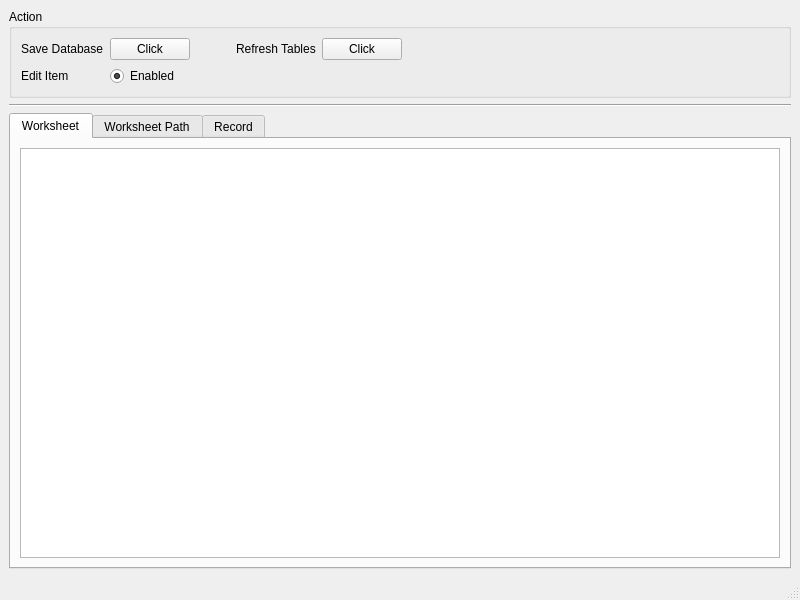
Before: the Qt Designer form ui/management.ui in Minedient/elerp, drawn with Qt 5.
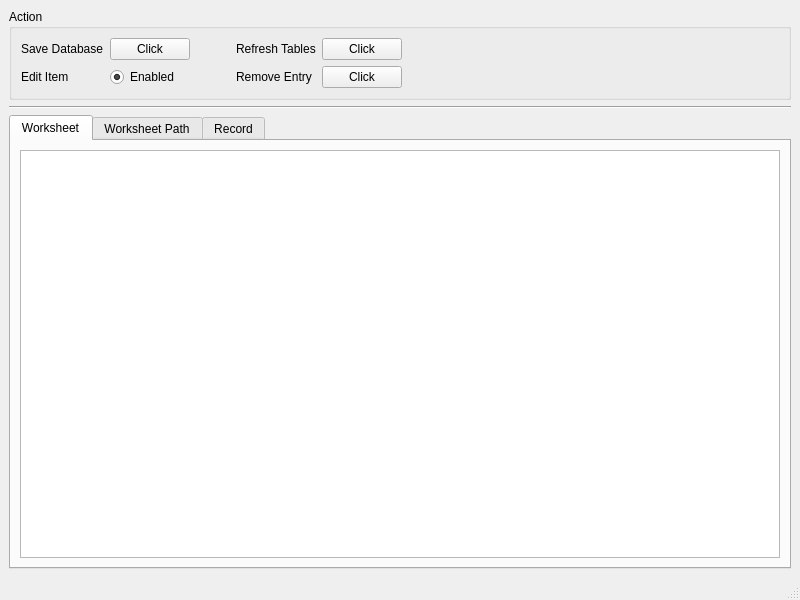
After: the same form once the commit is applied.

Commit message:
Added docstrings to database.py 	Added GUI element "entryRemoveWizard" in elerpServer.py 	TODO: implement entryRemoveWizard's functionality
	modified:   database.py
	modified:   elerpServer.py
	new file:   ui/entryRemoveWizard.ui
	new file:   ui/entryRemoveWizard_ui.py
	modified:   ui/management.ui
	modified:   ui/management_ui.py
	deleted:    ui/ui_management.py

```diff
--- a/ui/management.ui
+++ b/ui/management.ui
@@ -21,15 +21,21 @@
        <string>Action</string>
       </property>
       <layout class="QGridLayout" name="gridLayout">
-       <item row="0" column="3">
-        <widget class="QLabel" name="label_3">
-         <property name="text">
-          <string>Refresh Tables</string>
+       <item row="2" column="2">
+        <spacer name="horizontalSpacer_2">
+         <property name="orientation">
+          <enum>Qt::Orientation::Horizontal</enum>
          </property>
-         <property name="buddy">
-          <cstring>refreshButton</cstring>
+         <property name="sizeType">
+          <enum>QSizePolicy::Policy::Fixed</enum>
          </property>
-        </widget>
+         <property name="sizeHint" stdset="0">
+          <size>
+           <width>40</width>
+           <height>20</height>
+          </size>
+         </property>
+        </spacer>
        </item>
        <item row="0" column="1">
         <widget class="QPushButton" name="saveButton">
@@ -38,7 +44,7 @@
          </property>
         </widget>
        </item>
-       <item row="1" column="0">
+       <item row="2" column="0">
         <widget class="QLabel" name="label_2">
          <property name="text">
           <string>Edit Item</string>
@@ -48,6 +54,20 @@
          </property>
         </widget>
        </item>
+       <item row="0" column="5">
+        <widget class="QPushButton" name="refreshButton">
+         <property name="text">
+          <string>Click</string>
+         </property>
+        </widget>
+       </item>
+       <item row="2" column="5">
+        <widget class="QPushButton" name="removeEntryButton">
+         <property name="text">
+          <string>Click</string>
+         </property>
+        </widget>
+       </item>
        <item row="0" column="0">
         <widget class="QLabel" name="label">
          <property name="text">
@@ -59,13 +79,16 @@
         </widget>
        </item>
        <item row="0" column="4">
-        <widget class="QPushButton" name="refreshButton">
+        <widget class="QLabel" name="label_3">
          <property name="text">
-          <string>Click</string>
+          <string>Refresh Tables</string>
+         </property>
+         <property name="buddy">
+          <cstring>refreshButton</cstring>
          </property>
         </widget>
        </item>
-       <item row="1" column="5">
+       <item row="2" column="6">
         <spacer name="horizontalSpacer">
          <property name="orientation">
           <enum>Qt::Orientation::Horizontal</enum>
@@ -78,23 +101,7 @@
          </property>
         </spacer>
        </item>
-       <item row="1" column="2">
-        <spacer name="horizontalSpacer_2">
-         <property name="orientation">
-          <enum>Qt::Orientation::Horizontal</enum>
-         </property>
-         <property name="sizeType">
-          <enum>QSizePolicy::Policy::Fixed</enum>
-         </property>
-         <property name="sizeHint" stdset="0">
-          <size>
-           <width>40</width>
-           <height>20</height>
-          </size>
-         </property>
-        </spacer>
-       </item>
-       <item row="1" column="1">
+       <item row="2" column="1">
         <widget class="QRadioButton" name="editTrigger">
          <property name="text">
           <string>Enabled</string>
@@ -104,10 +111,10 @@
          </property>
         </widget>
        </item>
-       <item row="1" column="3" colspan="2">
+       <item row="2" column="4">
         <widget class="QLabel" name="tempMessageLabel">
          <property name="text">
-          <string/>
+          <string>Remove Entry</string>
          </property>
         </widget>
        </item>
@@ -139,6 +146,9 @@
           <property name="sizeAdjustPolicy">
            <enum>QAbstractScrollArea::SizeAdjustPolicy::AdjustToContents</enum>
           </property>
+          <property name="dragDropMode">
+           <enum>QAbstractItemView::DragDropMode::NoDragDrop</enum>
+          </property>
          </widget>
         </item>
        </layout>
```
The commit also changes 6 other files.
